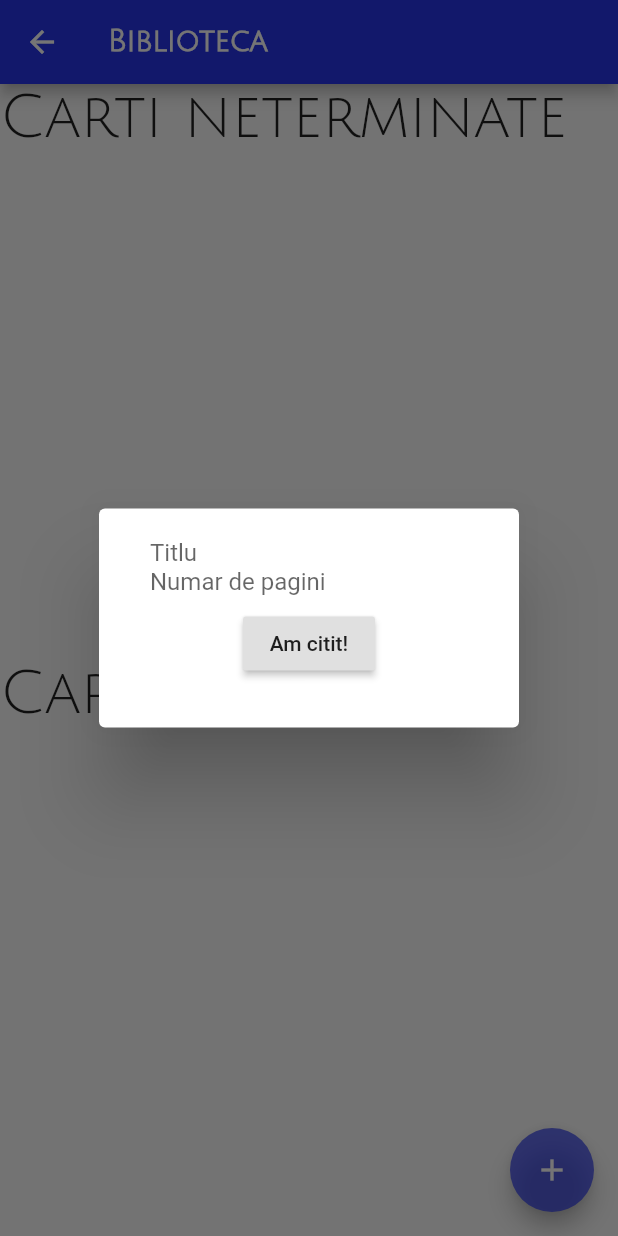
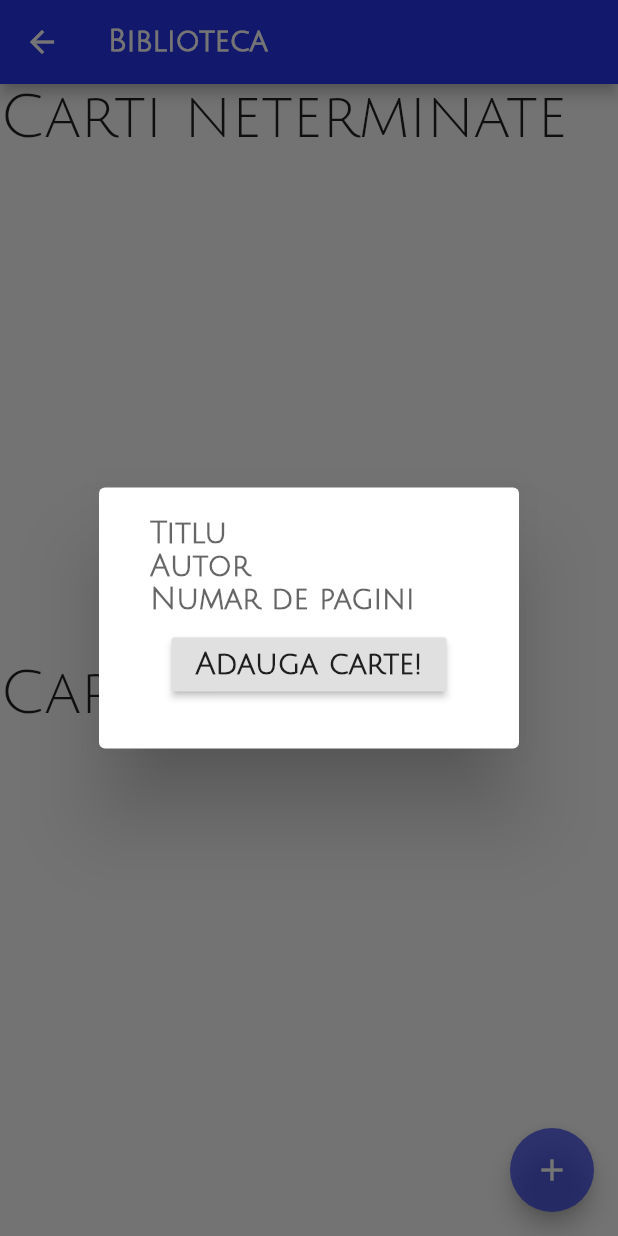
Before and after one commit to LecturaProject/Lectura, a Flutter app: the Biblioteca screen opened directly, after a tap on the "add" icon, on a phone screen of 412 x 824 dp. Run offline on Flutter 3.47's test engine with Material 2 defaults, Android fonts, the phone set to English and light mode, and no system bars; statements that could not run were skipped.

Commit message:
Am adaugat si campul de autor cand adaugi o carte + mici schimbari de culori

```diff
--- a/lib/Biblioteca.dart
+++ b/lib/Biblioteca.dart
@@ -14,6 +14,7 @@ class Biblioteca extends StatelessWidget {
   final _formKey2 = GlobalKey<FormState>();
   TextEditingController pageController2 = new TextEditingController();
   TextEditingController pageController3 = new TextEditingController();
+  TextEditingController pageController4 = new TextEditingController();
   void init() {
     listawid.clear();
     listagata.clear();
@@ -92,7 +93,7 @@ class Biblioteca extends StatelessWidget {
                               EdgeInsets.symmetric(vertical: 0, horizontal: 10),
                           child: TextFormField(
                             decoration: new InputDecoration.collapsed(
-                                hintText: 'Titlu'),
+                                hintText: 'Titlu',hintStyle: stil20),
                             controller: pageController2,
                           ),
                         ),
@@ -101,21 +102,31 @@ class Biblioteca extends StatelessWidget {
                               EdgeInsets.symmetric(vertical: 0, horizontal: 10),
                           child: TextFormField(
                             decoration: new InputDecoration.collapsed(
-                                hintText: 'Numar de pagini'),
+                                hintText: 'Autor',hintStyle: stil20,),
                             controller: pageController3,
+                          ),
+                        ),
+                        Padding(
+                          padding:
+                          EdgeInsets.symmetric(vertical: 0, horizontal: 10),
+                          child: TextFormField(
+                            decoration: new InputDecoration.collapsed(
+                              hintText: 'Numar de pagini',hintStyle: stil20,),
+                            controller: pageController4,
                           ),
                         ),
                         Padding(
                           padding: const EdgeInsets.all(8.0),
                           child: RaisedButton(
-                            child: Text("Am citit!"),
+                            child: Text("Adauga carte!",style:stil20,),
                             onPressed: () {
                               if (_formKey2.currentState.validate()) {
                                 _formKey2.currentState.save();
                               }
                               Book newbook = new Book.fromEmpty();
                               newbook.name = pageController2.text;
-                              newbook.pages = int.parse(pageController3.text);
+                              newbook.author = pageController3.text;
+                              newbook.pages = int.parse(pageController4.text);
                               bm.addBook(newbook);
                               Navigator.pop(context);
                             },
--- a/lib/Progres.dart
+++ b/lib/Progres.dart
@@ -56,7 +56,7 @@ class _ProgresState extends State<Progres> {
             children: <Widget>[
               CircleAvatar(
                 radius: 150,
-                backgroundColor: Color.fromRGBO(40, 234, 221, 0.8),
+                backgroundColor: Color.fromRGBO(40, 234, 221, 1),
                 child: Text(
                   '    ' + (mynumber / NumberOfPages * 100).toStringAsPrecision(3) + ' %' + '\n' + '\n' + mynumber.toString() + ' din ' + NumberOfPages.toString(),
                   style: new TextStyle(
@@ -113,7 +113,7 @@ class _ProgresState extends State<Progres> {
                });
         },
         child: Icon(Icons.add),
-        backgroundColor: Color.fromRGBO(40, 53, 234, 1),
+        backgroundColor: Color.fromRGBO(40, 53, 234, 0.7),
       ),
         ],
       ),
--- a/lib/bookWidget.dart
+++ b/lib/bookWidget.dart
@@ -15,6 +15,7 @@ class _bookCardState extends State<bookCard> {
   @override
   Widget build(BuildContext context) {
     return Card(
+      color:  Colors.white,
       elevation: 8,
       margin: EdgeInsets.symmetric(vertical: 10, horizontal: 8),
       child: Row(
```
